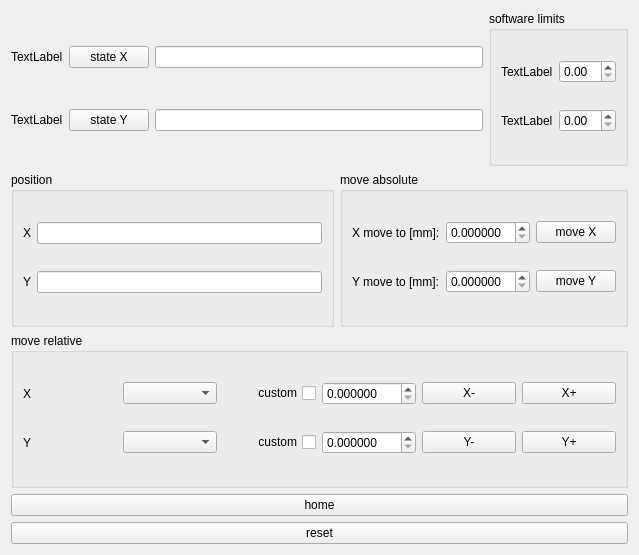
Old version of the form instruments/newport_CONEX_MFA_CC_XY.ui in the repository dean-nanomol/nanomol.
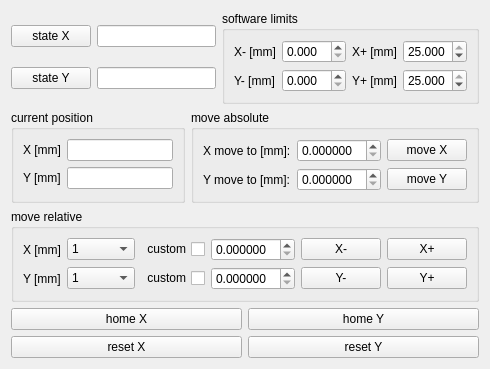
New version of the form.

```diff
--- a/instruments/newport_CONEX_MFA_CC_XY.ui
+++ b/instruments/newport_CONEX_MFA_CC_XY.ui
@@ -6,8 +6,8 @@
    <rect>
     <x>0</x>
     <y>0</y>
-    <width>639</width>
-    <height>555</height>
+    <width>452</width>
+    <height>357</height>
    </rect>
   </property>
   <property name="windowTitle">
@@ -21,42 +21,36 @@
        <item>
         <layout class="QHBoxLayout" name="horizontalLayout_11">
          <item>
-          <widget class="QLabel" name="label_8">
-           <property name="text">
-            <string>TextLabel</string>
-           </property>
-          </widget>
-         </item>
-         <item>
-          <widget class="QPushButton" name="pushButton">
+          <widget class="QPushButton" name="state_X_pushButton">
            <property name="text">
             <string>state X</string>
            </property>
           </widget>
          </item>
          <item>
-          <widget class="QLineEdit" name="lineEdit_4"/>
+          <widget class="QLineEdit" name="state_X_lineEdit">
+           <property name="readOnly">
+            <bool>true</bool>
+           </property>
+          </widget>
          </item>
         </layout>
        </item>
        <item>
         <layout class="QHBoxLayout" name="horizontalLayout_2">
          <item>
-          <widget class="QLabel" name="label_7">
-           <property name="text">
-            <string>TextLabel</string>
-           </property>
-          </widget>
-         </item>
-         <item>
-          <widget class="QPushButton" name="pushButton_5">
+          <widget class="QPushButton" name="state_Y_pushButton">
            <property name="text">
             <string>state Y</string>
            </property>
           </widget>
          </item>
          <item>
-          <widget class="QLineEdit" name="lineEdit_3"/>
+          <widget class="QLineEdit" name="state_Y_lineEdit">
+           <property name="readOnly">
+            <bool>true</bool>
+           </property>
+          </widget>
          </item>
         </layout>
        </item>
@@ -73,12 +67,45 @@
           <item>
            <widget class="QLabel" name="label_9">
             <property name="text">
-             <string>TextLabel</string>
+             <string>X- [mm]</string>
             </property>
            </widget>
           </item>
           <item>
-           <widget class="QDoubleSpinBox" name="doubleSpinBox_5"/>
+           <widget class="QDoubleSpinBox" name="software_limit_min_X_doubleSpinBox">
+            <property name="decimals">
+             <number>3</number>
+            </property>
+            <property name="maximum">
+             <double>25.000000000000000</double>
+            </property>
+            <property name="singleStep">
+             <double>0.100000000000000</double>
+            </property>
+           </widget>
+          </item>
+          <item>
+           <widget class="QLabel" name="label_11">
+            <property name="text">
+             <string>X+ [mm]</string>
+            </property>
+           </widget>
+          </item>
+          <item>
+           <widget class="QDoubleSpinBox" name="software_limit_max_X_doubleSpinBox">
+            <property name="decimals">
+             <number>3</number>
+            </property>
+            <property name="maximum">
+             <double>25.000000000000000</double>
+            </property>
+            <property name="singleStep">
+             <double>0.100000000000000</double>
+            </property>
+            <property name="value">
+             <double>25.000000000000000</double>
+            </property>
+           </widget>
           </item>
          </layout>
         </item>
@@ -87,12 +114,45 @@
           <item>
            <widget class="QLabel" name="label_10">
             <property name="text">
-             <string>TextLabel</string>
+             <string>Y- [mm]</string>
             </property>
            </widget>
           </item>
           <item>
-           <widget class="QDoubleSpinBox" name="doubleSpinBox_6"/>
+           <widget class="QDoubleSpinBox" name="software_limit_min_Y_doubleSpinBox">
+            <property name="decimals">
+             <number>3</number>
+            </property>
+            <property name="maximum">
+             <double>25.000000000000000</double>
+            </property>
+            <property name="singleStep">
+             <double>0.100000000000000</double>
+            </property>
+           </widget>
+          </item>
+          <item>
+           <widget class="QLabel" name="label_12">
+            <property name="text">
+             <string>Y+ [mm]</string>
+            </property>
+           </widget>
+          </item>
+          <item>
+           <widget class="QDoubleSpinBox" name="software_limit_max_Y_doubleSpinBox">
+            <property name="decimals">
+             <number>3</number>
+            </property>
+            <property name="maximum">
+             <double>25.000000000000000</double>
+            </property>
+            <property name="singleStep">
+             <double>0.100000000000000</double>
+            </property>
+            <property name="value">
+             <double>25.000000000000000</double>
+            </property>
+           </widget>
           </item>
          </layout>
         </item>
@@ -106,7 +166,7 @@
      <item>
       <widget class="QGroupBox" name="groupBox_3">
        <property name="title">
-        <string>position</string>
+        <string>current position</string>
        </property>
        <layout class="QVBoxLayout" name="verticalLayout_3">
         <item>
@@ -114,12 +174,16 @@
           <item>
            <widget class="QLabel" name="label">
             <property name="text">
-             <string>X</string>
+             <string>X [mm]</string>
             </property>
            </widget>
           </item>
           <item>
-           <widget class="QLineEdit" name="lineEdit"/>
+           <widget class="QLineEdit" name="position_X_lineEdit">
+            <property name="readOnly">
+             <bool>true</bool>
+            </property>
+           </widget>
           </item>
          </layout>
         </item>
@@ -128,12 +192,16 @@
           <item>
            <widget class="QLabel" name="label_2">
             <property name="text">
-             <string>Y</string>
+             <string>Y [mm]</string>
             </property>
            </widget>
           </item>
           <item>
-           <widget class="QLineEdit" name="lineEdit_2"/>
+           <widget class="QLineEdit" name="position_Y_lineEdit">
+            <property name="readOnly">
+             <bool>true</bool>
+            </property>
+           </widget>
           </item>
          </layout>
         </item>
@@ -156,7 +224,10 @@
            </widget>
           </item>
           <item>
-           <widget class="QDoubleSpinBox" name="doubleSpinBox">
+           <widget class="QDoubleSpinBox" name="move_absolute_position_X_doubleSpinBox">
+            <property name="showGroupSeparator" stdset="0">
+             <bool>true</bool>
+            </property>
             <property name="decimals">
              <number>6</number>
             </property>
@@ -184,10 +255,16 @@
            </widget>
           </item>
           <item>
-           <widget class="QDoubleSpinBox" name="doubleSpinBox_2">
+           <widget class="QDoubleSpinBox" name="move_absolute_position_Y_doubleSpinBox">
+            <property name="showGroupSeparator" stdset="0">
+             <bool>true</bool>
+            </property>
             <property name="decimals">
              <number>6</number>
             </property>
+            <property name="maximum">
+             <double>25.000000000000000</double>
+            </property>
            </widget>
           </item>
           <item>
@@ -215,12 +292,46 @@
         <item>
          <widget class="QLabel" name="label_5">
           <property name="text">
-           <string>X</string>
+           <string>X [mm]</string>
           </property>
          </widget>
         </item>
         <item>
-         <widget class="QComboBox" name="comboBox"/>
+         <widget class="QComboBox" name="move_relative_step_X_comboBox">
+          <property name="currentIndex">
+           <number>1</number>
+          </property>
+          <item>
+           <property name="text">
+            <string>10</string>
+           </property>
+          </item>
+          <item>
+           <property name="text">
+            <string>1</string>
+           </property>
+          </item>
+          <item>
+           <property name="text">
+            <string>0.1</string>
+           </property>
+          </item>
+          <item>
+           <property name="text">
+            <string>0.01</string>
+           </property>
+          </item>
+          <item>
+           <property name="text">
+            <string>0.001</string>
+           </property>
+          </item>
+          <item>
+           <property name="text">
+            <string>0.0001</string>
+           </property>
+          </item>
+         </widget>
         </item>
         <item>
          <widget class="QCheckBox" name="checkBox">
@@ -263,12 +374,46 @@
         <item>
          <widget class="QLabel" name="label_6">
           <property name="text">
-           <string>Y</string>
+           <string>Y [mm]</string>
           </property>
          </widget>
         </item>
         <item>
-         <widget class="QComboBox" name="comboBox_2"/>
+         <widget class="QComboBox" name="move_relative_step_Y_comboBox">
+          <property name="currentIndex">
+           <number>1</number>
+          </property>
+          <item>
+           <property name="text">
+            <string>10</string>
+           </property>
+          </item>
+          <item>
+           <property name="text">
+            <string>1</string>
+           </property>
+          </item>
+          <item>
+           <property name="text">
+            <string>0.1</string>
+           </property>
+          </item>
+          <item>
+           <property name="text">
+            <string>0.01</string>
+           </property>
+          </item>
+          <item>
+           <property name="text">
+            <string>0.001</string>
+           </property>
+          </item>
+          <item>
+           <property name="text">
+            <string>0.0001</string>
+           </property>
+          </item>
+         </widget>
         </item>
         <item>
          <widget class="QCheckBox" name="checkBox_2">
@@ -310,18 +455,40 @@
     </widget>
    </item>
    <item>
-    <widget class="QPushButton" name="pushButton_10">
-     <property name="text">
-      <string>home</string>
-     </property>
-    </widget>
+    <layout class="QHBoxLayout" name="horizontalLayout_13">
+     <item>
+      <widget class="QPushButton" name="home_X_pushButton">
+       <property name="text">
+        <string>home X</string>
+       </property>
+      </widget>
+     </item>
+     <item>
+      <widget class="QPushButton" name="home_Y_pushButton">
+       <property name="text">
+        <string>home Y</string>
+       </property>
+      </widget>
+     </item>
+    </layout>
    </item>
    <item>
-    <widget class="QPushButton" name="pushButton_2">
-     <property name="text">
-      <string>reset</string>
-     </property>
-    </widget>
+    <layout class="QHBoxLayout" name="horizontalLayout_14">
+     <item>
+      <widget class="QPushButton" name="reset_X_pushButton">
+       <property name="text">
+        <string>reset X</string>
+       </property>
+      </widget>
+     </item>
+     <item>
+      <widget class="QPushButton" name="reset_Y_pushButton">
+       <property name="text">
+        <string>reset Y</string>
+       </property>
+      </widget>
+     </item>
+    </layout>
    </item>
   </layout>
  </widget>
```
Left out of the diff: 26 changed lines with no effect on the pictures.
